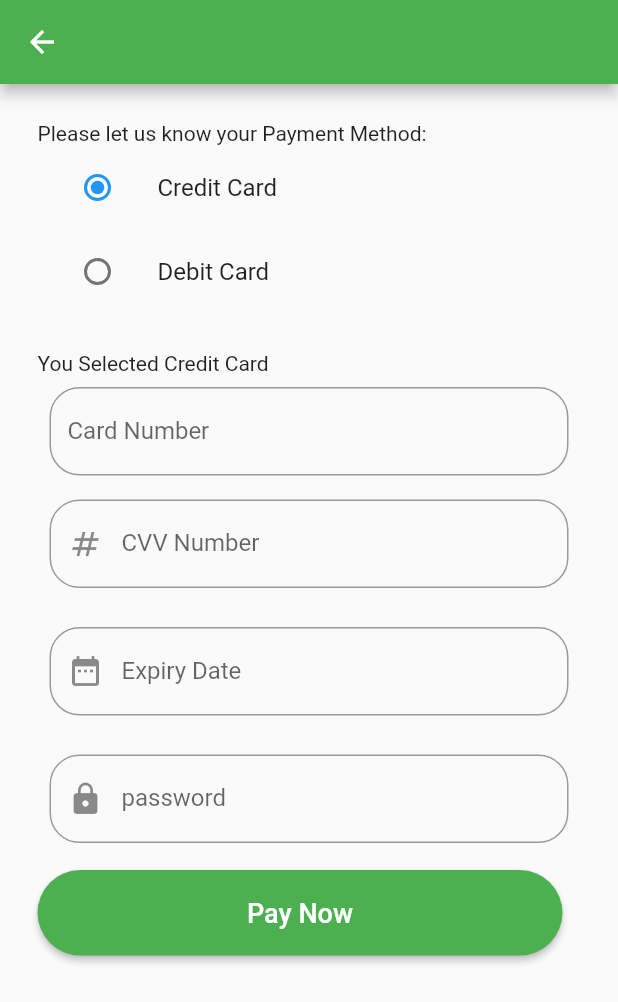
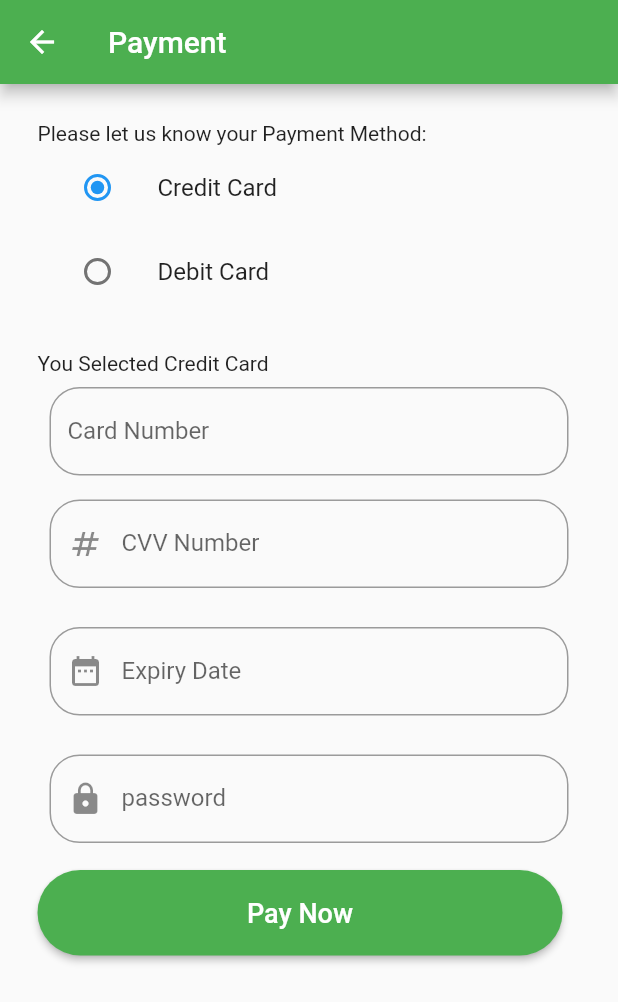
Before and after one commit to samiya-1/helloworld, a Flutter app: the Buy_Machine screen opened directly, after a tap on "Pay Now", on a phone screen of 412 x 824 dp. Shown: the top 1002 px of the screen. Run offline on Flutter 3.47's test engine with Material 2 defaults, Android fonts, the light colour scheme and no system bars; our stand-ins replace flutter_rating_bar.

Commit message:
Agro Pro

```diff
--- a/lib/Complaint_details.dart
+++ b/lib/Complaint_details.dart
@@ -24,8 +24,7 @@
 
         ),
 
-        body: SingleChildScrollView(
-          child: Padding(
+        body:  Padding(
             padding: EdgeInsets.all(5),
             child: ListView.separated(
               itemBuilder: (context,index){
@@ -46,7 +45,7 @@
 
             ),
           ),
-        ),
+
 
     floatingActionButton: FloatingActionButton.extended(
     onPressed: () {
--- a/lib/Profile.dart
+++ b/lib/Profile.dart
@@ -241,6 +241,9 @@
                       ),
                     ),
                     const SizedBox(height: 20,),
+
+                  ],
+                ),
                 ElevatedButton(
                   onPressed: (){Navigator.push(context, MaterialPageRoute(builder: (context)=>Login()));},
                   child: Text("LOG OUT",style: TextStyle(fontSize: 15, letterSpacing: 2, color: Colors.white),),
@@ -249,8 +252,6 @@
                       padding: EdgeInsets.symmetric(horizontal: 100),
                       shape: RoundedRectangleBorder(borderRadius: BorderRadius.circular(20))
                   ),
-                    )
-                  ],
                 )
               ],
             ),
--- a/lib/buy_machine.dart
+++ b/lib/buy_machine.dart
@@ -13,8 +13,7 @@
   @override
   Widget build(BuildContext context) {
     return SafeArea(child: Scaffold(
-        body: SingleChildScrollView(
-          child: Column(
+        body:  Column(
               mainAxisAlignment: MainAxisAlignment.start,
               children: [
                 Text("Buy Machines",style: TextStyle(fontSize: 40,fontWeight: FontWeight.bold),),
@@ -25,7 +24,7 @@
               ),*/
                 // SizedBox(height: 35,),
                 new Image.asset(
-                  "Images/img_5.png",
+                  "Images/New_Machines.jpg",
                   width: 540.0,
                   height: 350.0,
                   fit: BoxFit.fill,
@@ -62,7 +61,7 @@
               ]
           ),
         )
-    )
+
     );
   }
 }
--- a/lib/complaint.dart
+++ b/lib/complaint.dart
@@ -21,8 +21,7 @@
         title: Text('Complaint'),
       ),
 
-      body: SingleChildScrollView(
-        child: Column(
+      body:  Column(
           children: [
             Container(
               height: size.height*.35,
@@ -76,7 +75,7 @@
             ),
           ],
         ),
-      ),
+
 
     );
   }
--- a/lib/feedback.dart
+++ b/lib/feedback.dart
@@ -22,7 +22,7 @@
         title: Text('Feedback'),
       ),
 
-      body: SingleChildScrollView(
+      body:  SingleChildScrollView(
         child: Column(
             children: [
               const SizedBox(height: 35,),
@@ -96,6 +96,7 @@
           ),
       ),
 
+
     );
   }
 }
--- a/lib/forgottpassword.dart
+++ b/lib/forgottpassword.dart
@@ -21,9 +21,7 @@
         /*decoration: const BoxDecoration(
         image: DecorationImage(image: AssetImage("Images/img_1.png"),
     fit: BoxFit.fill)
-    ),*/
-         SingleChildScrollView(
-           child: Column(
+    ),*/ Column(
             mainAxisAlignment: MainAxisAlignment.center,
             children: [
               const Text("Forgot Password",style: TextStyle(fontSize: 30,fontWeight: FontWeight.bold),),
@@ -63,7 +61,7 @@
                   child: const Text("Submit")),
         ],
     ),
-         ),
+
 
     );
   }
--- a/lib/methodTechnique_Details.dart
+++ b/lib/methodTechnique_Details.dart
@@ -19,7 +19,7 @@
             return ListTile(
                 leading: const Icon(Icons.list),
                 trailing: const Text(
-                  "GFG",
+                  "",
                   style: TextStyle(color: Colors.green, fontSize: 15),
                 ),
                 title: Text("Method and Technique name $index"));
--- a/lib/payment.dart
+++ b/lib/payment.dart
@@ -20,6 +20,7 @@
       child: Scaffold(
         appBar: AppBar(
           backgroundColor: Colors.green,
+          title: Text('Payment'),
         ),
         body: Padding(
               padding: const EdgeInsets.all(25),
--- a/lib/payment_Message.dart
+++ b/lib/payment_Message.dart
@@ -16,8 +16,7 @@
     return Scaffold(
 
     backgroundColor: Colors.white,
-    body: SingleChildScrollView(
-      child: Center(
+    body:  Center(
       child: Column(
       mainAxisAlignment: MainAxisAlignment.center,
       children: [
@@ -39,7 +38,7 @@
       ],
       ),
       ),
-    ),
+
     );
   }
 }
--- a/lib/payment_details.dart
+++ b/lib/payment_details.dart
@@ -21,8 +21,7 @@
           title: Text('Payment Details',),
         ),
 
-        body: SingleChildScrollView(
-          child: Padding(
+        body:  Padding(
             padding: EdgeInsets.all(5),
             child: ListView.separated(
               itemBuilder: (context,index){
@@ -43,7 +42,7 @@
 
             ),
           ),
-        )
+
 
 
     );
--- a/lib/rent_machine.dart
+++ b/lib/rent_machine.dart
@@ -25,7 +25,7 @@
               ),*/
                 // SizedBox(height: 35,),
                 new Image.asset(
-                  "Images/img_5.png",
+                  "Images/New_Machines.jpg",
                   width: 540.0,
                   height: 350.0,
                   fit: BoxFit.fill,
```
Also changed, not shown: lib/Machine.dart (+3 -4 lines), lib/buy_product.dart (+3 -4 lines), lib/product.dart (+3 -4 lines). Lines whose indentation alone changed are shown as unchanged.
